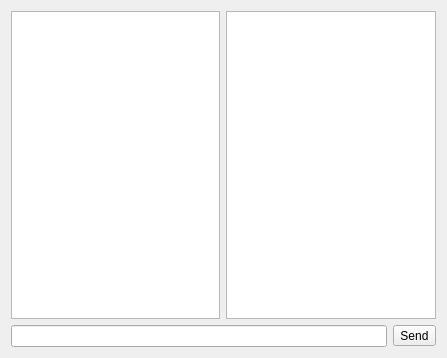
The window that ui/HUBWindow.ui (apavelm/stildcpp) describes before a commit, drawn with Qt 5.
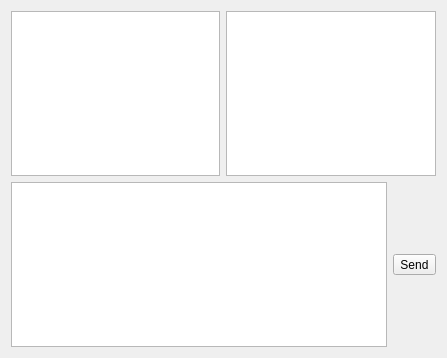
The same window after the commit.

What changed in the file:
```diff
--- a/ui/HUBWindow.ui
+++ b/ui/HUBWindow.ui
@@ -41,7 +41,7 @@
      <item>
       <layout class="QHBoxLayout" >
        <item>
-        <widget class="QLineEdit" name="lineEdit" />
+        <widget class="QTextEdit" name="lineEdit" />
        </item>
        <item>
         <widget class="QToolButton" name="SendBtn" >
```
